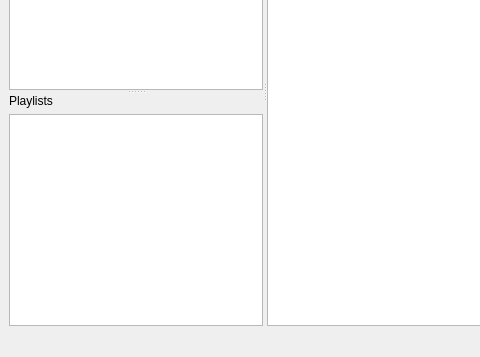
Above: src/MainWindow.ui from ochurlaud/macaw-movies before the change; both pictures show x 0 to 480 and y 200 to 557 of the 684 by 557 pixel window. Below: the same form after it.
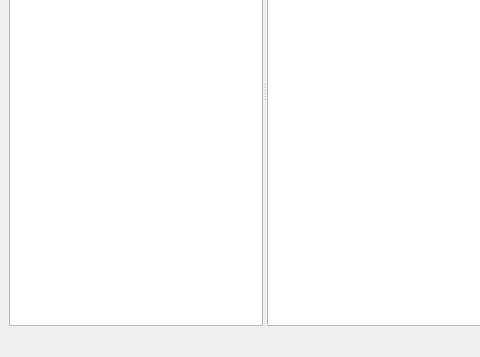
That is the form after the change. Icons and pictures are not drawn.

Commit message: remove playlist

What changed in the file:
```diff
--- a/src/MainWindow.ui
+++ b/src/MainWindow.ui
@@ -194,20 +194,6 @@
            </item>
           </layout>
          </widget>
-         <widget class="QWidget" name="playlistWidget">
-          <layout class="QVBoxLayout" name="playlistLayout">
-           <item>
-            <widget class="QLabel" name="playlistLabel">
-             <property name="text">
-              <string>Playlists</string>
-             </property>
-            </widget>
-           </item>
-           <item>
-            <widget class="QListWidget" name="playlistPannel"/>
-           </item>
-          </layout>
-         </widget>
         </widget>
         <widget class="QTableWidget" name="mainPannel">
          <property name="sizePolicy">
```
Left out of the diff: 2 changed lines with no effect on the pictures. The commit also changes 5 other files.
